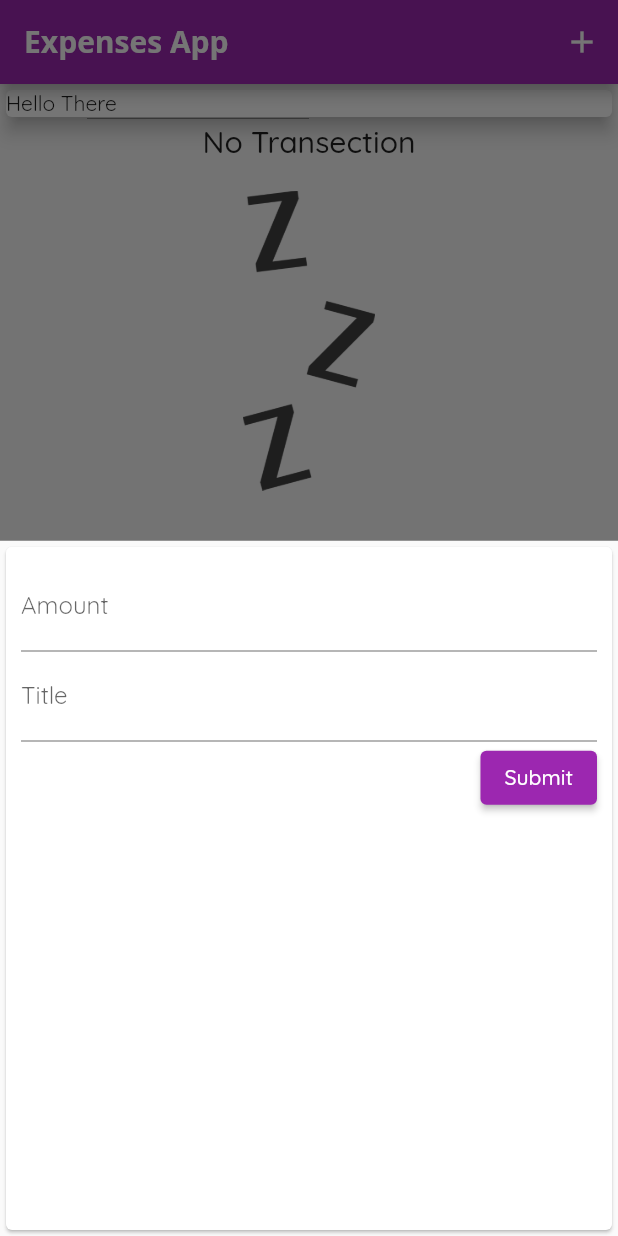
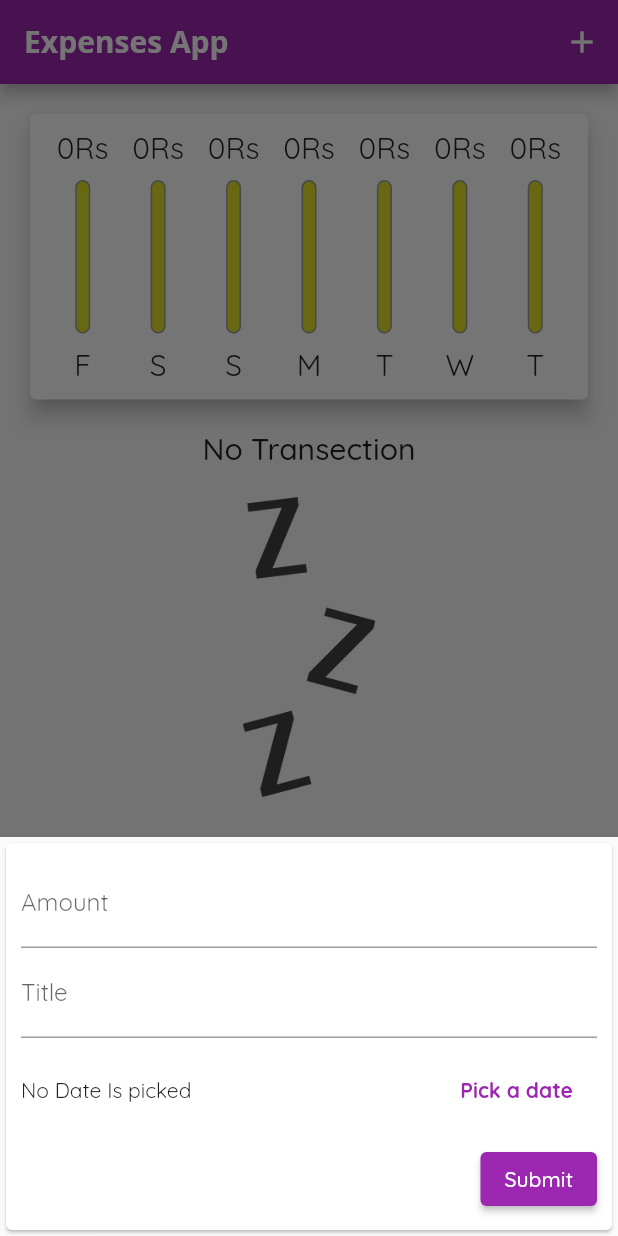
Before and after one commit to amiyaraman/expenses_app, a Flutter app: the screen it shows after launch, after a tap on the "add" icon, on a phone screen of 412 x 824 dp. Run offline on Flutter 3.47's test engine with Material 2 defaults, Android fonts, the phone set to English and light mode, and no system bars; missing offline and left inert: dart:ffi.

Commit message:
Final commit every thing works fine

```diff
--- a/lib/main.dart
+++ b/lib/main.dart
@@ -1,3 +1,4 @@
+import 'package:expenses_app/view/charview.dart';
 import 'package:expenses_app/view/new_transaction.dart';
 
 import 'package:flutter/material.dart';
@@ -18,13 +19,16 @@ class MyApp extends StatelessWidget {
       theme: ThemeData(
         primarySwatch: Colors.purple,
         accentColor: Colors.amber,
+        errorColor: Colors.redAccent,
         fontFamily: 'Quicksand',
         appBarTheme: AppBarTheme(
           textTheme: ThemeData.light().textTheme.copyWith(
                 title: TextStyle(
                     fontFamily: 'OpenSans',
                     fontWeight: FontWeight.bold,
-                    fontSize: 20))),
+                    fontSize: 20),
+              ),
+        ),
       ),
       home: MyHomeApp(),
     );
@@ -38,11 +42,36 @@ class MyHomeApp extends StatefulWidget {
 
 class _MyHomeAppState extends State<MyHomeApp> {
   final List<Transaction> transaction = [];
-  void _addNewTranscation({required String title, required double amount}) {
+
+  List<Transaction>? get _recentTransactions {
+    return transaction.where((tx) {
+      return tx.date.isAfter(
+        DateTime.now().subtract(
+          Duration(days: 7),
+        ),
+      );
+    }).toList();
+  }
+
+  void _addNewTranscation(
+      {required String title,
+      required double amount,
+      required DateTime datetime}) {
     final newTrasaction = Transaction(
-        amount: amount, title: title, date: DateTime.now(), id: "ID123");
+        amount: amount,
+        title: title,
+        date: datetime,
+        id: DateTime.now().toString());
     setState(() {
       transaction.add(newTrasaction);
+    });
+  }
+
+  void _deleteTranscation(String id) {
+    setState(() {
+      transaction.removeWhere((item) {
+        return item.id == id;
+      });
     });
   }
 
@@ -56,8 +85,7 @@ class _MyHomeAppState extends State<MyHomeApp> {
 
   @override
   Widget build(BuildContext context) {
-    return Scaffold(
-      appBar: AppBar(
+    final appbar = AppBar(
       title: Text(
         "Expenses App",
         style: TextStyle(fontFamily: 'OpenSans'),
@@ -69,22 +97,26 @@ class _MyHomeAppState extends State<MyHomeApp> {
             },
             icon: Icon(Icons.add))
       ],
-      ),
+    );
+    return Scaffold(
+      appBar: appbar,
       body: SingleChildScrollView(
         child: Column(
           //mainAxisAlignment: MainAxisAlignment.center,
           crossAxisAlignment: CrossAxisAlignment.center,
           children: <Widget>[
             Container(
-              child: Card(
-                child: Container(
-                  width: double.infinity,
-                  child: Text("Hello There"),
-                ),
-                elevation: 5,
-              ),
-            ),
-            TransactionList(transaction),
+                height: (MediaQuery.of(context).size.height -
+                        appbar.preferredSize.height -
+                        MediaQuery.of(context).padding.top) *
+                    0.3,
+                child: Chart(_recentTransactions!)),
+            Container(
+                height: (MediaQuery.of(context).size.height -
+                        appbar.preferredSize.height -
+                        MediaQuery.of(context).padding.top) *
+                    0.7,
+                child: TransactionList(transaction, _deleteTranscation)),
           ],
         ),
       ),
--- /dev/null
+++ b/lib/view/chart_bar.dart
@@ -0,0 +1,60 @@
+import 'package:flutter/cupertino.dart';
+import 'package:flutter/material.dart';
+
+class ChartBar extends StatelessWidget {
+  final String label;
+  final double spendingAmount;
+  final double spendingPctOfTotal;
+  ChartBar(
+      {required this.label,
+      required this.spendingAmount,
+      required this.spendingPctOfTotal});
+
+  @override
+  Widget build(BuildContext context) {
+    return LayoutBuilder(builder: (context, constrain) {
+      return Container(
+        child: Column(
+          children: [
+            Container(
+                height: constrain.maxHeight * .15,
+                child: FittedBox(
+                    child: Text("${spendingAmount.toStringAsFixed(0)}Rs"))),
+            SizedBox(
+              height: constrain.maxHeight * .05,
+            ),
+            Container(
+              height: constrain.maxHeight * .6,
+              width: 10,
+              child: Stack(
+                children: [
+                  Container(
+                    decoration: BoxDecoration(
+                      border: Border.all(color: Colors.grey, width: 1.0),
+                      color: Color.fromARGB(220, 220, 221, 1),
+                      borderRadius: BorderRadius.circular(20),
+                    ),
+                  ),
+                  FractionallySizedBox(
+                    heightFactor: spendingPctOfTotal,
+                    child: Container(
+                      decoration: BoxDecoration(
+                          color: Theme.of(context).primaryColor,
+                          borderRadius: BorderRadius.circular(10)),
+                    ),
+                  )
+                ],
+              ),
+            ),
+            SizedBox(
+              height: constrain.maxHeight * .05,
+            ),
+            Container(
+                height: constrain.maxHeight * .15,
+                child: FittedBox(child: Text(label))),
+          ],
+        ),
+      );
+    });
+  }
+}
--- a/lib/view/charview.dart
+++ b/lib/view/charview.dart
@@ -0,0 +1,72 @@
+import 'dart:math';
+
+import '../model/transaction.dart';
+import 'package:flutter/cupertino.dart';
+import 'package:flutter/material.dart';
+import 'package:intl/intl.dart';
+import './chart_bar.dart';
+
+class Chart extends StatelessWidget {
+  final List<Transaction> lastsevenday;
+  Chart(this.lastsevenday);
+  List<Map<String, Object>> get groupTransectionValues {
+    return List.generate(7, (index) {
+      final weekDay = DateTime.now().subtract(
+        Duration(days: index),
+      );
+      var totalSum = 0.0;
+      for (var i = 0; i < lastsevenday.length; i++) {
+        if (lastsevenday[i].date.day == weekDay.day &&
+            lastsevenday[i].date.month == weekDay.month &&
+            lastsevenday[i].date.year == weekDay.year) {
+          totalSum += lastsevenday[i].amount;
+          print('Something1');
+          print(DateTime.now());
+          print(totalSum);
+          print(lastsevenday[i].date.day);
+          print(weekDay);
+          print(DateFormat.E().format(weekDay));
+        }
+      }
+      return {
+        'day': DateFormat.E().format(weekDay).substring(0, 1),
+        'amount': totalSum,
+      };
+    }).reversed.toList();
+  }
+
+  double get totalSpending {
+    return groupTransectionValues.fold(0.0, (previousValue, element) {
+      return previousValue + (element['amount'] as double);
+    });
+  }
+
+  @override
+  Widget build(BuildContext context) {
+    print('Something 2');
+    print(groupTransectionValues);
+    return Container(
+      child: Card(
+        elevation: 6,
+        margin: EdgeInsets.all(20),
+        child: Container(
+          padding: EdgeInsets.all(10),
+          child: Row(
+            mainAxisAlignment: MainAxisAlignment.spaceAround,
+            children: groupTransectionValues.map((e) {
+              return Flexible(
+                fit: FlexFit.tight,
+                child: ChartBar(
+                    label: e['day'].toString(),
+                    spendingAmount: e['amount'] as double,
+                    spendingPctOfTotal: totalSpending == 0
+                        ? 0
+                        : (e['amount'] as double) / totalSpending),
+              );
+            }).toList(),
+          ),
+        ),
+      ),
+    );
+  }
+}
--- a/lib/view/new_transaction.dart
+++ b/lib/view/new_transaction.dart
@@ -1,5 +1,6 @@
 import 'package:flutter/cupertino.dart';
 import 'package:flutter/material.dart';
+import 'package:intl/intl.dart';
 
 class NewTransaction extends StatefulWidget {
   var afunctioncall;
@@ -14,11 +15,33 @@ class _NewTransactionState extends State<NewTransaction> {
 
   final AmountInput = TextEditingController();
 
+  DateTime? _selecteddate = null;
+  void _presentDatepicker() {
+    showDatePicker(
+      context: context,
+      initialDate: DateTime.now(),
+      firstDate: DateTime(2020),
+      lastDate: DateTime.now(),
+    ).then((pickeddate) {
+      if (pickeddate == null) {
+        return;
+      }
+      setState(() {
+        _selecteddate = pickeddate;
+      });
+    });
+  }
+
   @override
   Widget build(BuildContext context) {
-    return Card(
+    return SingleChildScrollView(
+      child: Card(
         child: Container(
-        padding: EdgeInsets.all(10),
+          padding: EdgeInsets.only(
+              top: 10,
+              left: 10,
+              right: 10,
+              bottom: MediaQuery.of(context).viewInsets.bottom + 10),
           child: Column(
             crossAxisAlignment: CrossAxisAlignment.end,
             children: <Widget>[
@@ -43,17 +66,53 @@ class _NewTransactionState extends State<NewTransaction> {
                 //   titleInput = value;
                 // },
               ),
+              Container(
+                height: 70,
+                child: Row(
+                  children: [
+                    // ignore: unnecessary_null_comparison
+                    Expanded(
+                      child: Text(_selecteddate == null
+                          ? "No Date Is picked"
+                          : (DateFormat.yMd()
+                              .format(_selecteddate!)
+                              .toString())),
+                    ),
+                    ElevatedButton(
+                      onPressed: _presentDatepicker,
+                      style: ElevatedButton.styleFrom(
+                          primary: Colors.white, elevation: 0),
+                      child: Text(
+                        "Pick a date",
+                        style: TextStyle(
+                          color: Theme.of(context).primaryColor,
+                          fontWeight: FontWeight.bold,
+                        ),
+                      ),
+                    )
+                  ],
+                ),
+              ),
               ElevatedButton(
                   onPressed: () {
+                    if (AmountInput.text.isEmpty ||
+                        titleInput.text.isEmpty ||
+                        _selecteddate == null) {
+                      print('do nothing');
+                    } else {
                       widget.afunctioncall(
                           amount: double.parse(AmountInput.text),
-                      title: titleInput.text);
+                          title: titleInput.text,
+                          datetime: _selecteddate);
+
                       Navigator.of(context).pop();
+                    }
                   },
                   child: Text("Submit")),
             ],
           ),
         ),
+      ),
     );
   }
 }
```
Also changed, not shown: lib/view/transaction_list.dart (+26 -6 lines). Lines whose indentation alone changed are shown as unchanged.
